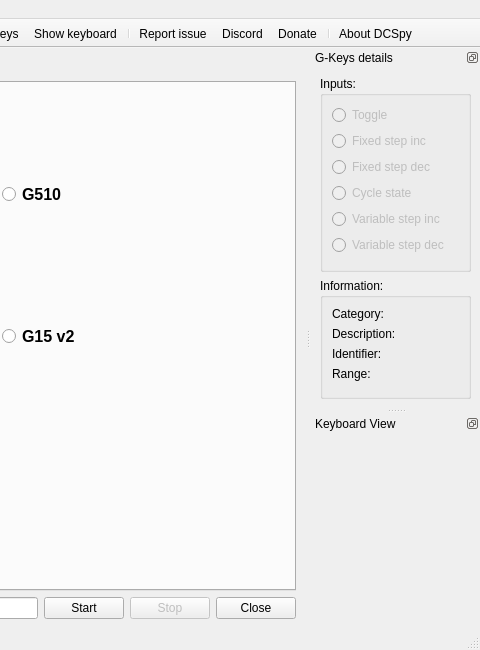
emcek/dcspy, file dcspy/ui/qtdcs.ui: the form before one commit; both pictures show x 382 to 862 and y 0 to 650 of the 862 by 650 pixel window.
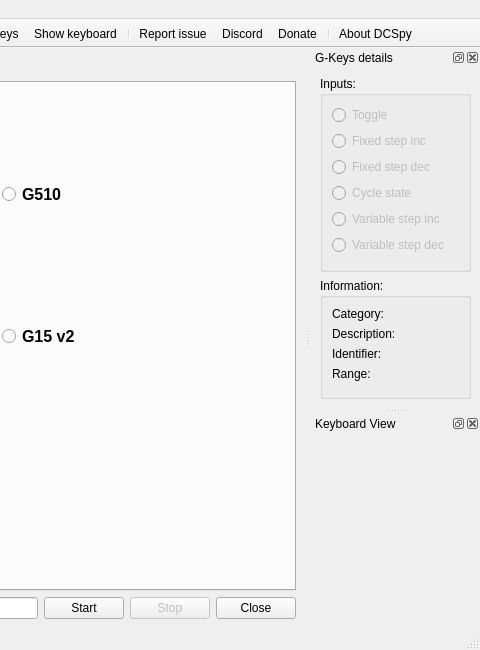
The form after the commit. Icons and pictures are not drawn.

Commit message: make dock widgets closable

Patch:
```diff
--- a/dcspy/ui/qtdcs.ui
+++ b/dcspy/ui/qtdcs.ui
@@ -832,7 +832,7 @@
     <bool>false</bool>
    </property>
    <property name="features">
-    <set>QDockWidget::DockWidgetFloatable|QDockWidget::DockWidgetMovable</set>
+    <set>QDockWidget::DockWidgetClosable|QDockWidget::DockWidgetFloatable|QDockWidget::DockWidgetMovable</set>
    </property>
    <property name="allowedAreas">
     <set>Qt::AllDockWidgetAreas</set>
@@ -1038,7 +1038,7 @@
     <bool>false</bool>
    </property>
    <property name="features">
-    <set>QDockWidget::DockWidgetFloatable</set>
+    <set>QDockWidget::DockWidgetClosable|QDockWidget::DockWidgetFloatable</set>
    </property>
    <property name="allowedAreas">
     <set>Qt::NoDockWidgetArea</set>
```
The commit also changes 1 other file.
